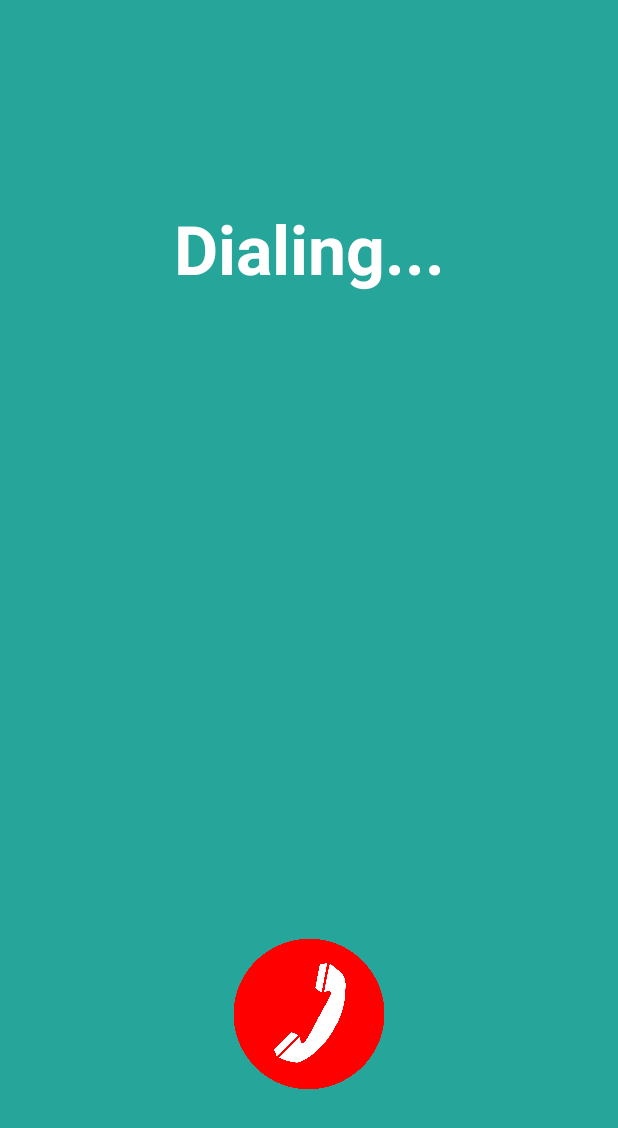
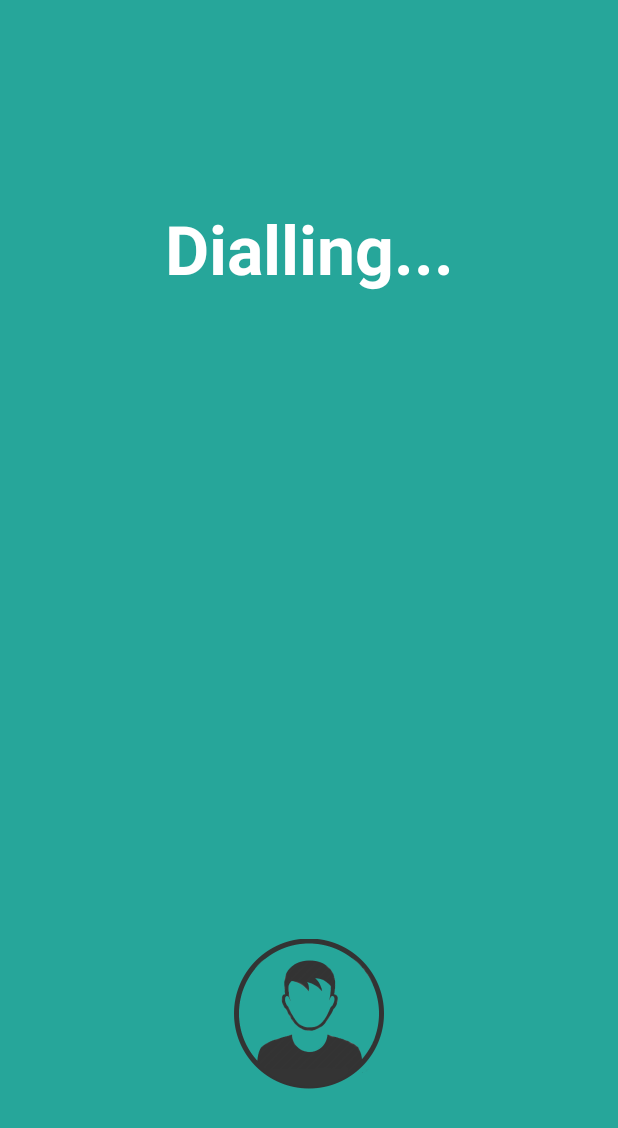
Before and after one commit to ybpranawa/Rasp-V, an Android app: the DiallingActivity screen opened directly, with no data from a screen before it, on a phone screen of 412 x 824 dp. Shown: the top 1128 px of the screen. Run offline under Robolectric (Android 15) with nearby library versions, the light colour scheme and no system bars.

Commit message:
Update dialing activity

```diff
--- a/app/src/main/java/com/rakide/rasp_v/DiallingActivity.java
+++ b/app/src/main/java/com/rakide/rasp_v/DiallingActivity.java
@@ -2,30 +2,26 @@ package com.rakide.rasp_v;
 
 import android.content.Intent;
 import android.os.Bundle;
-import android.support.design.widget.FloatingActionButton;
-import android.support.design.widget.Snackbar;
 import android.support.v7.app.AppCompatActivity;
-import android.support.v7.widget.Toolbar;
 import android.view.View;
-import android.widget.Button;
+import android.widget.ImageButton;
 import android.widget.TextView;
-
-import com.rakide.rasp_v.fragment.ContactFragment;
-import com.rakide.rasp_v.object.Contact;
 
 public class DiallingActivity extends AppCompatActivity {
     private TextView tvDiallingUsername;
-    private Button btnEndCallDialling;
+    private ImageButton btnEndCallDialling;
     private String username;
     public static String recvUsername = null;
+
     @Override
     protected void onCreate(Bundle savedInstanceState) {
         super.onCreate(savedInstanceState);
         setContentView(R.layout.activity_dialling);
 
         username = getIntent().getStringExtra(recvUsername);
+
         tvDiallingUsername = (TextView)findViewById(R.id.tvDiallingUsername);
-        btnEndCallDialling = (Button)findViewById(R.id.btnEndCallDialling);
+        btnEndCallDialling = (ImageButton)findViewById(R.id.btnEndCallDialling);
 
         tvDiallingUsername.setText(username);
         btnEndCallDialling.setOnClickListener(new View.OnClickListener() {
--- a/app/src/main/res/layout/content_dialling.xml
+++ b/app/src/main/res/layout/content_dialling.xml
@@ -10,7 +10,7 @@
     android:paddingTop="@dimen/activity_vertical_margin"
     android:paddingBottom="@dimen/activity_vertical_margin"
     app:layout_behavior="@string/appbar_scrolling_view_behavior"
-
+    tools:showIn="@layout/activity_dialling"
     tools:context="com.rakide.rasp_v.DiallingActivity"
     android:orientation="vertical"
     android:background="#26A69A">
@@ -24,7 +24,7 @@
             android:id="@+id/tvDialling"
             android:layout_width="match_parent"
             android:layout_height="wrap_content"
-            android:text="Dialing..."
+            android:text="Dialling..."
             android:textSize="45sp"
             android:textColor="#fff"
             android:textStyle="bold"
@@ -35,7 +35,7 @@
             android:id="@+id/tvDiallingUsername"
             android:layout_width="match_parent"
             android:layout_height="wrap_content"
-            android:text="nindyasaridu"
+            android:text="fanyagriansyah"
             android:textColor="#B3E5FC"
             android:textSize="40sp"
             android:gravity="center|top"
@@ -45,26 +45,27 @@
             android:layout_width="match_parent"
             android:layout_height="wrap_content"
             android:text=""
+            android:textColor="#B3E5FC"
             android:textSize="40sp"
+            android:gravity="center|top"
             android:layout_weight="1"/>
     </LinearLayout>
-
     <LinearLayout
         android:layout_width="match_parent"
         android:layout_height="match_parent"
-        android:orientation="horizontal"
+        android:orientation="vertical"
         android:layout_weight="2"
         android:gravity="center">
-        <ImageButton
-            android:id="@+id/btnEndCallDialling"
-            android:layout_width="wrap_content"
-            android:layout_height="wrap_content"
-            android:scaleType="fitCenter"
-            android:background="@null"
-            android:layout_weight="4"
-            android:layout_marginRight="140dp"
-            android:layout_marginLeft="140dp"
-            android:src="@drawable/endcoming"/>
-
+        <LinearLayout
+            android:layout_width="100dp"
+            android:layout_height="100dp"
+            android:orientation="horizontal">
+            <ImageButton
+                android:id="@+id/btnEndCallDialling"
+                android:layout_width="match_parent"
+                android:layout_height="match_parent"
+                android:layout_weight="4"
+                android:background="@drawable/user"/>
+        </LinearLayout>
     </LinearLayout>
 </LinearLayout>
```
